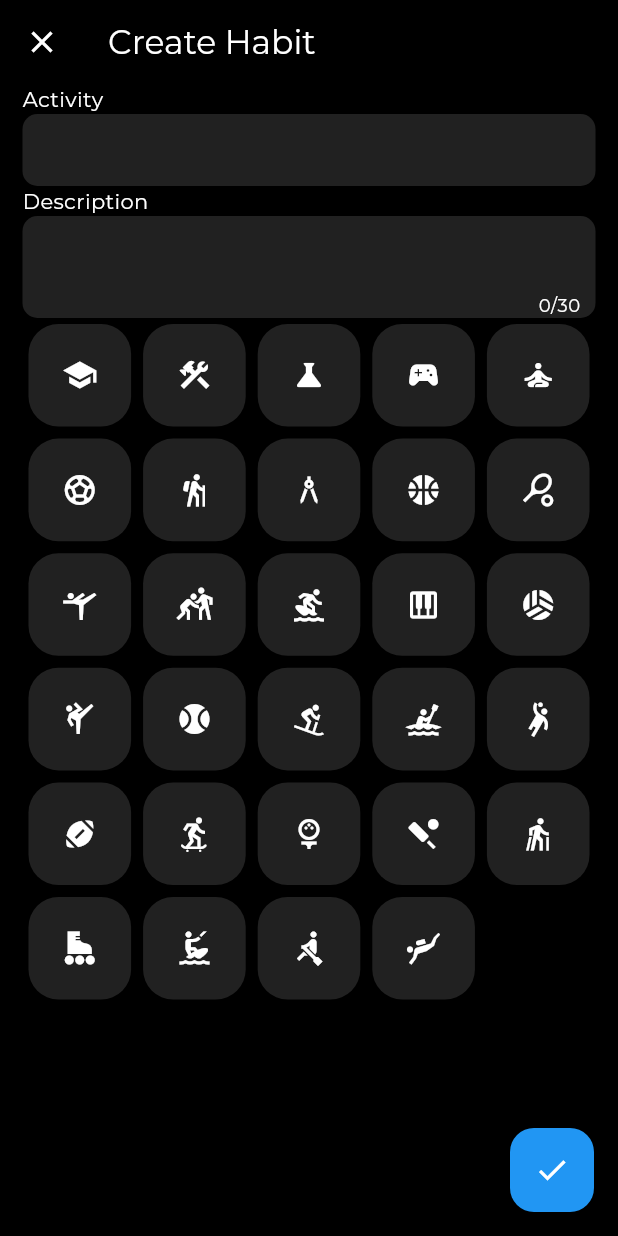
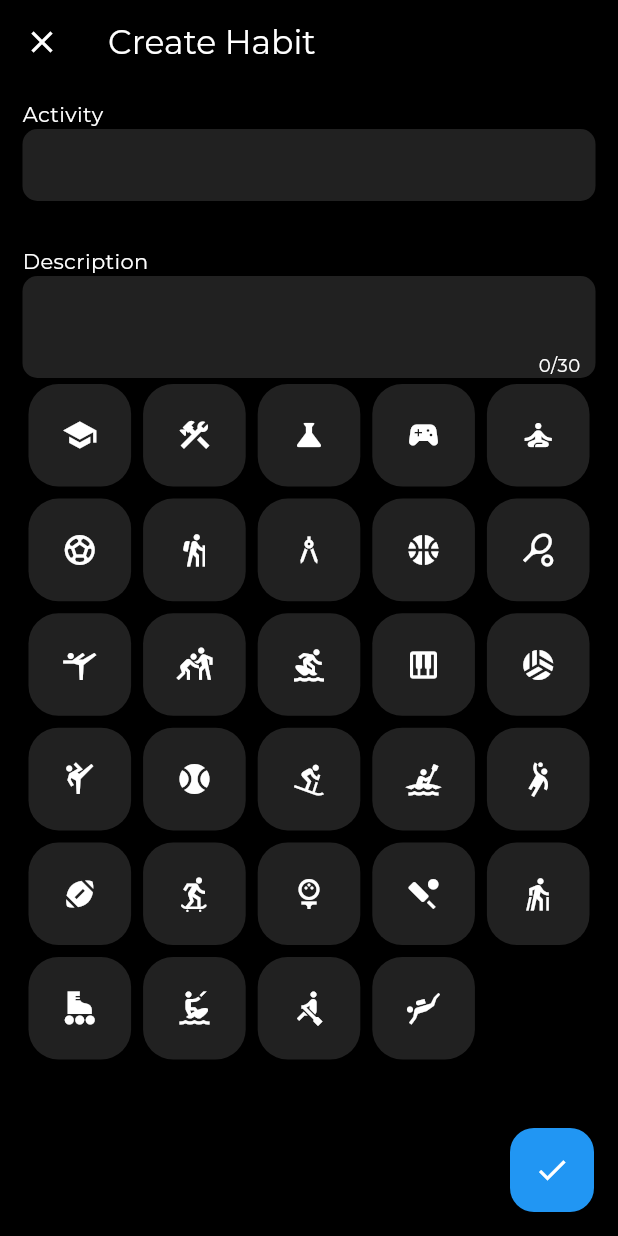
Before and after one commit to lukelavery/streak, a Flutter app: the CreateHabitPage screen opened directly with empty values, on a phone screen of 412 x 824 dp. Run offline on Flutter 3.47's test engine with Material 2 defaults, Android fonts, the phone set to English and light mode, and no system bars; our stand-ins replace cloud_firestore, firebase_auth, firebase_core, flutter_riverpod, font_awesome_flutter, google_sign_in and 1 more; accounts and stored records are empty; project files that could hold a hidden picture were left out.

Commit message:
refactor creat habit page

```diff
--- a/lib/src/features/habits/ui/pages/create_habit_page.dart
+++ b/lib/src/features/habits/ui/pages/create_habit_page.dart
@@ -6,6 +6,8 @@ import 'package:streak/src/features/activities/models/icons.dart';
 import 'package:streak/src/features/habits/controllers/create_habit_controller.dart';
 import 'package:streak/src/features/habits/controllers/habit_controller.dart';
 import 'package:streak/src/features/habits/models/habit_model.dart';
+import 'package:streak/src/features/habits/ui/widgets/custom_text_card.dart';
+import 'package:streak/src/features/habits/ui/widgets/icon_card.dart';
 
 class CreateHabitPage extends ConsumerWidget {
   const CreateHabitPage({Key? key, this.activity, required this.name})
@@ -76,48 +78,15 @@ class CreateHabitPage extends ConsumerWidget {
           padding: const EdgeInsets.symmetric(horizontal: 15.0),
           child: Column(
             children: [
-              // activity == null
-              //     ? Text(name)
-              //     : Row(
-              //         children: [
-              //           Icon(
-              //             IconData(
-              //               activity!.iconCodePoint,
-              //               fontFamily: activity?.iconFontFamily,
-              //               fontPackage: activity?.iconFontPackage,
-              //             ),
-              //             size: 40,
-              //           ),
-              //           SizedBox(width: 8,),
-              //           Text(
-              //             name,
-              //             style: TextStyle(
-              //               fontSize: 20
-              //             ),
-              //           )
-              //         ],
-              //       ),
-              // Container(
-              //   decoration: BoxDecoration(
-              //       color: colorScheme.surface,
-              //       borderRadius: BorderRadius.circular(10)),
-              //   child: Padding(
-              //     padding:
-              //         const EdgeInsets.only(left: 10.0, right: 10, bottom: 0),
-              //     child: TextField(
-              //       maxLength: 30,
-              //       decoration: InputDecoration(border: InputBorder.none),
-              //       onChanged: (value) =>
-              //           createHabitStateNotifier.setDescription(value),
-              //     ),
-              //   ),
-              // ),
+              const SizedBox(height: 10),
               CustomTextCard(
                 maxLength: null,
                 onChanged: createHabitStateNotifier.setDescription,
                 title: 'Activity',
                 initialValue: name,
+                activity: activity,
               ),
+              const SizedBox(height: 30),
               CustomTextCard(
                 maxLength: 30,
                 onChanged: createHabitStateNotifier.setDescription,
@@ -150,108 +119,3 @@ class CreateHabitPage extends ConsumerWidget {
     );
   }
 }
-
-class IconCard extends StatelessWidget {
-  const IconCard({Key? key, required this.icon, required this.selected})
-      : super(key: key);
-
-  final Icon icon;
-  final bool selected;
-
-  @override
-  Widget build(BuildContext context) {
-    return Card(
-      shape: RoundedRectangleBorder(borderRadius: BorderRadius.circular(20)),
-      elevation: 0.5,
-      child: Container(
-          padding: const EdgeInsets.all(10),
-          decoration: BoxDecoration(
-            borderRadius: BorderRadius.circular(20),
-            border: selected
-                ? Border.all(color: Theme.of(context).colorScheme.primary)
-                : null,
-          ),
-          child: icon),
-    );
-  }
-}
-
-class CustomTextCard extends StatelessWidget {
-  const CustomTextCard({
-      super.key,
-      required this.maxLength,
-      required this.onChanged,
-      required this.title,
-      this.initialValue
-    });
-
-  final int? maxLength;
-  final void Function(String) onChanged;
-  final String title;
-  final String? initialValue;
-
-  @override
-  Widget build(BuildContext context) {
-    final colorScheme = Theme.of(context).colorScheme;
-
-    return Column(
-      crossAxisAlignment: CrossAxisAlignment.start,
-      children: [
-        Text(title),
-        Container(
-          decoration: BoxDecoration(
-              color: colorScheme.surface,
-              borderRadius: BorderRadius.circular(10)),
-          child: Padding(
-            padding: const EdgeInsets.only(left: 10.0, right: 10, bottom: 0),
-            child: initialValue == null ? CustomTextField(maxLength: maxLength, onChanged: onChanged) : CustomTextFormField(maxLength: maxLength, onChanged: onChanged, initialValue: initialValue!)
-          ),
-        ),
-      ],
-    );
-  }
-}
-
-class CustomTextField extends StatelessWidget {
-  const CustomTextField({
-    super.key,
-    required this.maxLength,
-    required this.onChanged,
-  });
-
-  final int? maxLength;
-  final void Function(String) onChanged;
-
-  @override
-  Widget build(BuildContext context) {
-    return TextField(
-      maxLength: maxLength,
-      decoration: const InputDecoration(border: InputBorder.none),
-      onChanged: (value) => onChanged(value),
-    );
-  }
-}
-
-class CustomTextFormField extends StatelessWidget {
-  const CustomTextFormField({
-    super.key,
-    required this.maxLength,
-    required this.onChanged,
-    required this.initialValue
-  });
-
-  final int? maxLength;
-  final void Function(String) onChanged;
-  final String initialValue;
-
-  @override
-  Widget build(BuildContext context) {
-    return TextFormField(
-      initialValue: initialValue,
-      enabled: false,
-      maxLength: maxLength,
-      decoration: const InputDecoration(border: InputBorder.none),
-      onChanged: (value) => onChanged(value),
-    );
-  }
-}
--- /dev/null
+++ b/lib/src/features/habits/ui/widgets/custom_text_card.dart
@@ -0,0 +1,47 @@
+import 'package:flutter/material.dart';
+import 'package:streak/src/features/activities/models/activity_model.dart';
+import 'package:streak/src/features/habits/ui/widgets/custom_text_field.dart';
+import 'package:streak/src/features/habits/ui/widgets/custom_text_form_field.dart';
+
+class CustomTextCard extends StatelessWidget {
+  const CustomTextCard(
+      {super.key,
+      required this.maxLength,
+      required this.onChanged,
+      required this.title,
+      this.initialValue,
+      this.activity});
+
+  final int? maxLength;
+  final void Function(String) onChanged;
+  final String title;
+  final String? initialValue;
+  final ActivityModel? activity;
+
+  @override
+  Widget build(BuildContext context) {
+    final colorScheme = Theme.of(context).colorScheme;
+
+    return Column(
+      crossAxisAlignment: CrossAxisAlignment.start,
+      children: [
+        Text(title),
+        Container(
+          decoration: BoxDecoration(
+              color: colorScheme.surface,
+              borderRadius: BorderRadius.circular(10)),
+          child: Padding(
+              padding: const EdgeInsets.only(left: 10.0, right: 10, bottom: 0),
+              child: initialValue == null
+                  ? CustomTextField(maxLength: maxLength, onChanged: onChanged)
+                  : CustomTextFormField(
+                    activityModel: activity,
+                      maxLength: maxLength,
+                      onChanged: onChanged,
+                      initialValue: initialValue!,
+                    )),
+        ),
+      ],
+    );
+  }
+}
--- /dev/null
+++ b/lib/src/features/habits/ui/widgets/custom_text_field.dart
@@ -0,0 +1,24 @@
+import 'package:flutter/material.dart';
+import 'package:streak/src/features/activities/models/activity_model.dart';
+
+class CustomTextField extends StatelessWidget {
+  const CustomTextField({
+    super.key,
+    required this.maxLength,
+    required this.onChanged,
+    this.activityModel,
+  });
+
+  final int? maxLength;
+  final void Function(String) onChanged;
+  final ActivityModel? activityModel;
+
+  @override
+  Widget build(BuildContext context) {
+    return TextField(
+      maxLength: maxLength,
+      decoration: const InputDecoration(border: InputBorder.none),
+      onChanged: (value) => onChanged(value),
+    );
+  }
+}
--- /dev/null
+++ b/lib/src/features/habits/ui/widgets/custom_text_form_field.dart
@@ -0,0 +1,31 @@
+import 'package:flutter/material.dart';
+import 'package:streak/src/features/activities/models/activity_model.dart';
+import 'package:streak/src/features/activities/ui/pages/activity_icon.dart';
+
+class CustomTextFormField extends StatelessWidget {
+  const CustomTextFormField({
+    super.key,
+    required this.maxLength,
+    required this.onChanged,
+    required this.initialValue,
+    required this.activityModel,
+  });
+
+  final int? maxLength;
+  final void Function(String) onChanged;
+  final String initialValue;
+  final ActivityModel? activityModel;
+
+  @override
+  Widget build(BuildContext context) {
+    return TextFormField(
+      initialValue: initialValue,
+      enabled: false,
+      maxLength: maxLength,
+      decoration: InputDecoration(
+          border: InputBorder.none,
+          icon: activityModel != null ? ActivityIcon(activity: activityModel!, color: Theme.of(context).colorScheme.onSurface) : null),
+      onChanged: (value) => onChanged(value),
+    );
+  }
+}
--- /dev/null
+++ b/lib/src/features/habits/ui/widgets/icon_card.dart
@@ -0,0 +1,26 @@
+import 'package:flutter/material.dart';
+
+class IconCard extends StatelessWidget {
+  const IconCard({Key? key, required this.icon, required this.selected})
+      : super(key: key);
+
+  final Icon icon;
+  final bool selected;
+
+  @override
+  Widget build(BuildContext context) {
+    return Card(
+      shape: RoundedRectangleBorder(borderRadius: BorderRadius.circular(20)),
+      elevation: 0.5,
+      child: Container(
+          padding: const EdgeInsets.all(10),
+          decoration: BoxDecoration(
+            borderRadius: BorderRadius.circular(20),
+            border: selected
+                ? Border.all(color: Theme.of(context).colorScheme.primary)
+                : null,
+          ),
+          child: icon),
+    );
+  }
+}
```
Also changed, not shown: lib/src/features/activities/ui/pages/activity_icon.dart (added, +27 -0 lines), lib/src/features/habits/ui/habit_card.dart (+3 -26 lines), lib/src/features/habits/ui/pages/habit_focus_view.dart (+16 -8 lines).
